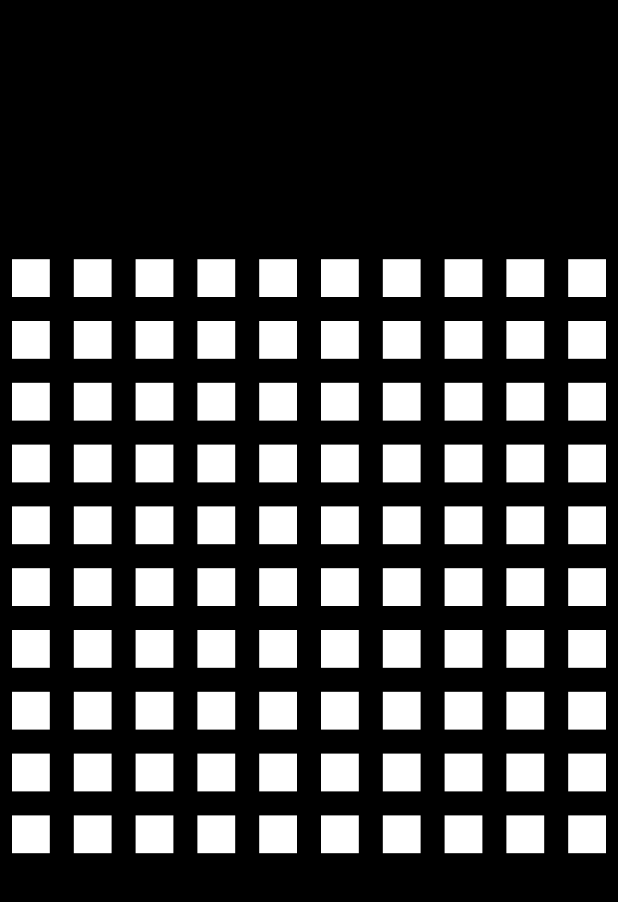
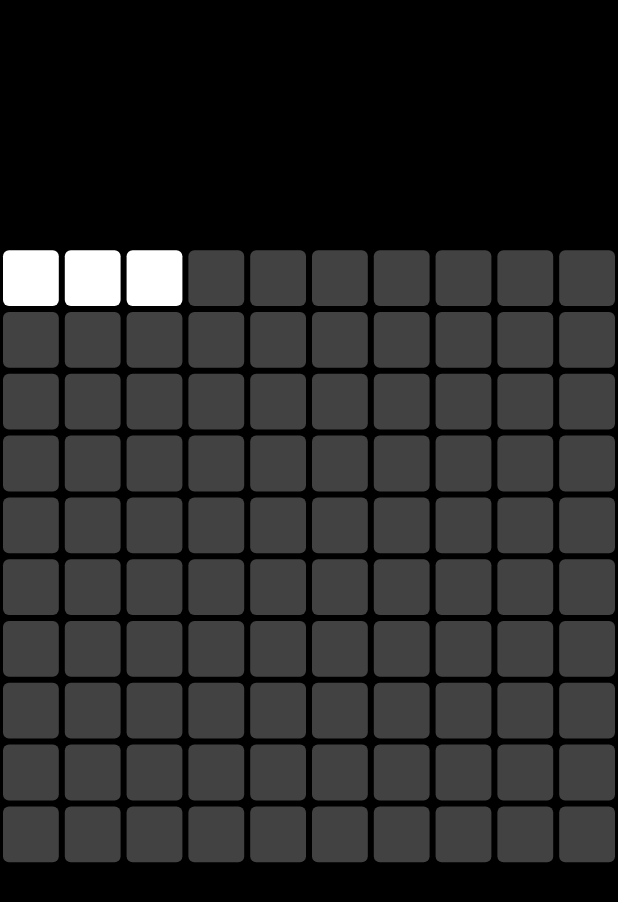
Before and after one commit to ramonyohannes/Snake-Game, a Flutter app: the screen it shows after launch, on a phone screen of 412 x 824 dp. Shown: the top 902 px of the screen. Run offline on Flutter 3.47's test engine with Material 2 defaults, Android fonts, the phone set to English and light mode, and no system bars.

Commit message:
Custumized cordinates and added snake

```diff
--- /dev/null
+++ b/lib/blank_pixel.dart
@@ -0,0 +1,23 @@
+import 'package:flutter/material.dart';
+
+class BlankPixel extends StatefulWidget {
+  BlankPixel({Key? key}) : super(key: key);
+
+  @override
+  State<BlankPixel> createState() => _BlankPixelState();
+}
+
+class _BlankPixelState extends State<BlankPixel> {
+  @override
+  Widget build(BuildContext context) {
+    return Padding(
+      padding: const EdgeInsets.all(2.0),
+      child: Container(
+        decoration: BoxDecoration(
+          color: Colors.grey[800],
+          borderRadius: BorderRadius.circular(4),
+        ),
+      ),
+    );
+  }
+}
--- a/lib/home_page.dart
+++ b/lib/home_page.dart
@@ -1,4 +1,7 @@
 import 'package:flutter/material.dart';
+
+import './blank_pixel.dart';
+import './snake_pixel.dart';
 
 class HomePage extends StatefulWidget {
   HomePage({Key? key}) : super(key: key);
@@ -11,6 +14,9 @@ class _HomePageState extends State<HomePage> {
   //Grid Dimenstions
   int rowSize = 10;
   int totalNumberOfSquares = 100;
+
+  //Snake index;s
+  List<int> snakePos = [0, 1, 2];
 
   @override
   Widget build(BuildContext context) {
@@ -32,12 +38,11 @@ class _HomePageState extends State<HomePage> {
               itemCount: totalNumberOfSquares,
               physics: const NeverScrollableScrollPhysics(),
               itemBuilder: (BuildContext context, int index) {
-                return Padding(
-                  padding: const EdgeInsets.all(8.0),
-                  child: Container(
-                    color: Colors.white,
-                  ),
-                );
+                if (snakePos.contains(index)) {
+                  return SnakePixel();
+                } else {
+                  return BlankPixel();
+                }
               },
             ),
           ),
--- a/lib/main.dart
+++ b/lib/main.dart
@@ -10,6 +10,7 @@ class MyApp extends StatelessWidget {
     return MaterialApp(
       title: 'Material App',
       debugShowCheckedModeBanner: false,
+      theme: ThemeData(brightness: Brightness.dark),
       home: HomePage(),
     );
   }
--- /dev/null
+++ b/lib/snake_pixel.dart
@@ -0,0 +1,23 @@
+import 'package:flutter/material.dart';
+
+class SnakePixel extends StatefulWidget {
+  SnakePixel({Key? key}) : super(key: key);
+
+  @override
+  State<SnakePixel> createState() => _SnakePixelState();
+}
+
+class _SnakePixelState extends State<SnakePixel> {
+  @override
+  Widget build(BuildContext context) {
+    return Padding(
+      padding: const EdgeInsets.all(2.0),
+      child: Container(
+        decoration: BoxDecoration(
+          color: Colors.white,
+          borderRadius: BorderRadius.circular(4),
+        ),
+      ),
+    );
+  }
+}
```
